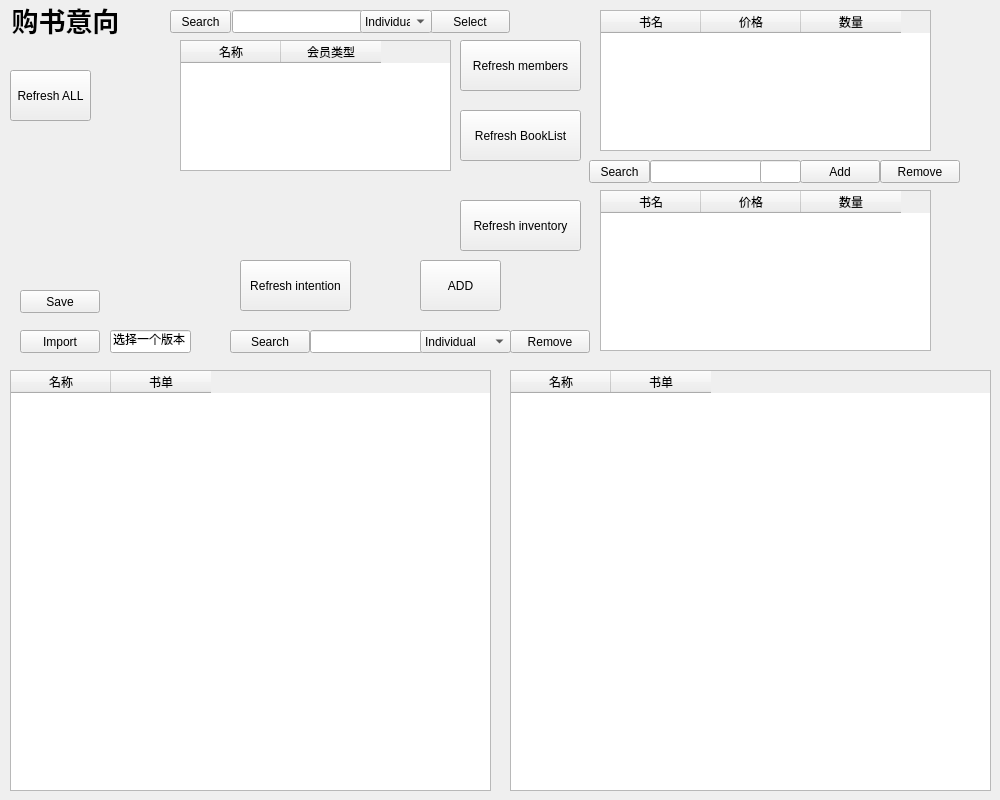
First picture: the form in pgintention.ui, repository cypressen/BookstoreManagement, before the edit.
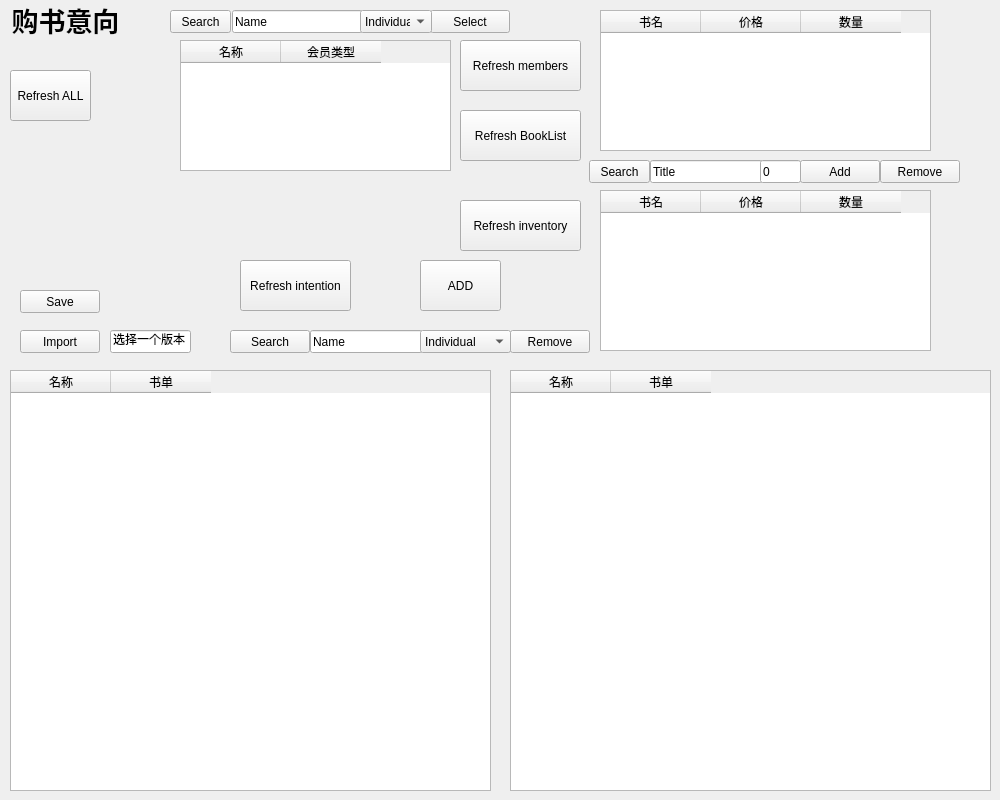
Second picture: the form after the edit.

```diff
--- a/pgintention.ui
+++ b/pgintention.ui
@@ -88,6 +88,9 @@
      <height>23</height>
     </rect>
    </property>
+   <property name="text">
+    <string>Name</string>
+   </property>
   </widget>
   <widget class="QPushButton" name="PBMemSearch">
    <property name="geometry">
@@ -207,6 +210,9 @@
      <height>23</height>
     </rect>
    </property>
+   <property name="text">
+    <string>Title</string>
+   </property>
   </widget>
   <widget class="QLineEdit" name="lineAmount">
    <property name="geometry">
@@ -217,6 +223,9 @@
      <height>23</height>
     </rect>
    </property>
+   <property name="text">
+    <string>0</string>
+   </property>
   </widget>
   <widget class="QPushButton" name="PBBookAdd">
    <property name="geometry">
@@ -266,6 +275,9 @@
      <height>23</height>
     </rect>
    </property>
+   <property name="text">
+    <string>Name</string>
+   </property>
   </widget>
   <widget class="QComboBox" name="comboSearchBox">
    <property name="geometry">
```
